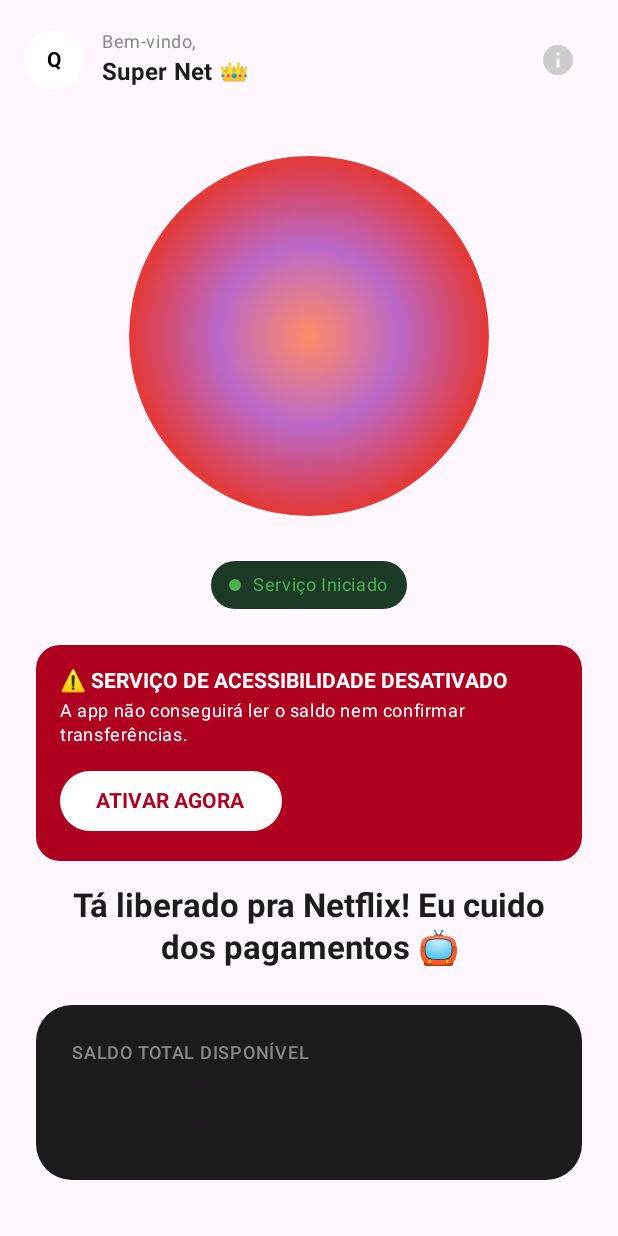
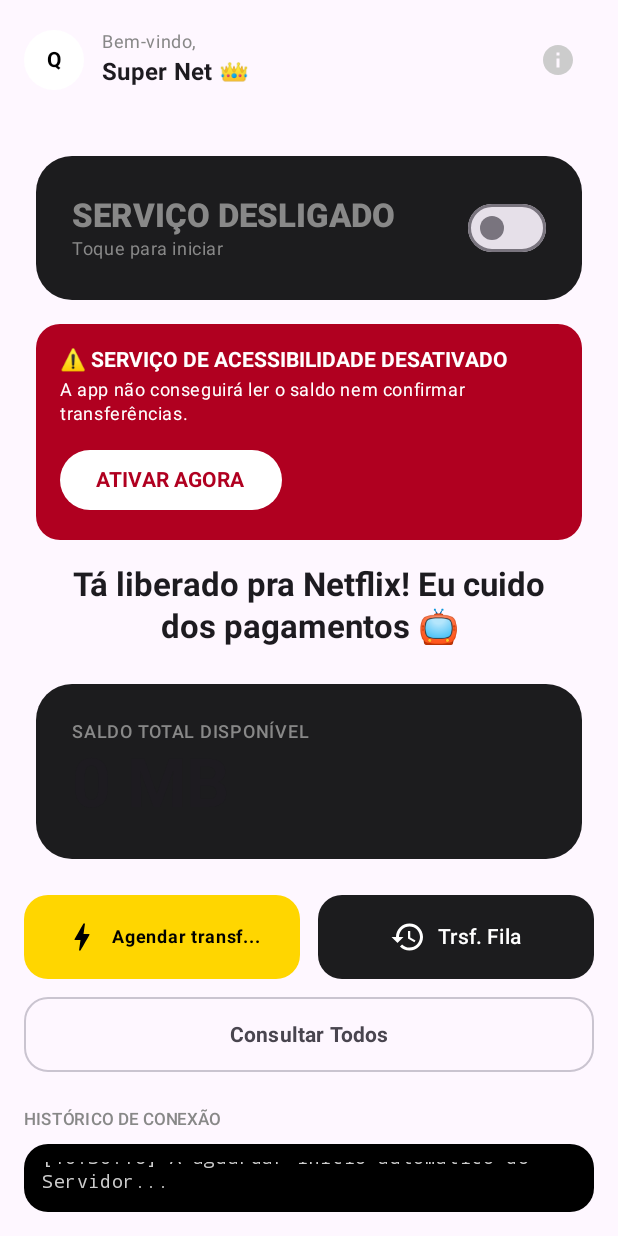
Before and after one commit to Ande08/ussd, an Android app built with Jetpack Compose: the composable DashboardScreen shown on its own in the app's theme, on a phone screen of 412 x 824 dp. Run offline under Robolectric (Android 15) with nearby library versions, the light colour scheme and no system bars.

Commit message:
UI Overhaul: Functional Switch, Logs section, and Auto-Balance Sync on service start

```diff
--- a/app/src/main/java/com/example/siminfo/MainActivity.kt
+++ b/app/src/main/java/com/example/siminfo/MainActivity.kt
@@ -87,6 +87,7 @@ val waitingList = mutableStateListOf<QueuedTransfer>()
 val isAccessibilityEnabled = mutableStateOf(false)
 var currentUsername: String? = null
 var currentAccount: String? = null // New: Owner of this device group
+val connectionLogs = mutableStateListOf<String>() // Global logs
 
 // Previously in companion object
 val lastExtractedBalance = mutableStateOf<String?>(null)
@@ -103,7 +104,7 @@ class MainActivity : ComponentActivity() {
     // Backend Job tracking
     private var currentBackendJobId: Int? = null
     private var isPollingPaused = false
-    private val connectionLogs = mutableStateListOf<String>()
+
 
     // Transfer Queue State
     private var activeTransferInfo: QueuedTransfer? = null
@@ -678,38 +679,55 @@ fun DashboardScreen(submitToCloud: (String, String) -> Unit) {
 
         Spacer(modifier = Modifier.height(40.dp))
 
-        // The Sphere
-        Box(
-            modifier = Modifier
-                .size(240.dp)
-                .clip(CircleShape)
-                .background(
-                    Brush.radialGradient(
-                        colors = listOf(Color(0xFFff8a65), Color(0xFFba68c8), Color(0xFFe53935)),
-                        tileMode = TileMode.Clamp
+        // --- SERVICE SWITCH (Functional & Faster) ---
+        Card(
+            modifier = Modifier.fillMaxWidth().padding(horizontal = 8.dp),
+            shape = RoundedCornerShape(24.dp),
+            colors = CardDefaults.cardColors(containerColor = if (isBackendPollingEnabled.value) Color(0xFF2E7D32).copy(alpha = 0.1f) else Color(0xFF1C1C1E))
+        ) {
+            Row(
+                modifier = Modifier.padding(24.dp).fillMaxWidth(),
+                verticalAlignment = Alignment.CenterVertically,
+                horizontalArrangement = Arrangement.SpaceBetween
+            ) {
+                Column(modifier = Modifier.weight(1f)) {
+                    Text(
+                        text = if (isBackendPollingEnabled.value) "SERVIÇO ATIVO" else "SERVIÇO DESLIGADO",
+                        style = MaterialTheme.typography.titleLarge,
+                        fontWeight = FontWeight.ExtraBold,
+                        color = if (isBackendPollingEnabled.value) Color(0xFF4CAF50) else Color.Gray
                     )
-                ),
-            contentAlignment = Alignment.Center
-        ) {
-            Canvas(modifier = Modifier.fillMaxSize()) { /* Glow */ }
-        }
+                    Text(
+                        text = if (isBackendPollingEnabled.value) "A processar pedidos..." else "Toque para iniciar",
+                        style = MaterialTheme.typography.bodySmall,
+                        color = Color.Gray
+                    )
+                }
+                Switch(
+                    checked = isBackendPollingEnabled.value,
+                    onCheckedChange = { isChecked ->
+                        isBackendPollingEnabled.value = isChecked
+                        // Sync with server pause state
+                        (context as? MainActivity)?.lifecycleScope?.launch(Dispatchers.IO) {
+                            try {
+                                RetrofitClient.api.togglePause(PauseRequest(currentUsername ?: "", !isChecked))
+                            } catch (e: Exception) { Log.e("MainActivity", "Error sync pause") }
+                        }
 
-        Spacer(modifier = Modifier.height(30.dp))
-
-        // Status Chip
-        Surface(
-            color = Color(0xFF1B3B26),
-            shape = CircleShape,
-            modifier = Modifier.height(32.dp).padding(horizontal = 8.dp)
-        ) {
-            Row(verticalAlignment = Alignment.CenterVertically, modifier = Modifier.padding(horizontal = 12.dp)) {
-                Box(modifier = Modifier.size(8.dp).clip(CircleShape).background(Color(0xFF4CAF50)))
-                Spacer(modifier = Modifier.width(8.dp))
-                Text("Serviço Iniciado", color = Color(0xFF4CAF50), style = MaterialTheme.typography.bodySmall)
+                        // AUTO-BALANCE CHECK when starting
+                        if (isChecked) {
+                            (context as? MainActivity)?.startConsultarTodos()
+                        }
+                    },
+                    colors = SwitchDefaults.colors(
+                        checkedThumbColor = Color(0xFF4CAF50),
+                        checkedTrackColor = Color(0xFF4CAF50).copy(alpha = 0.5f)
+                    )
+                )
             }
         }
 
-        Spacer(modifier = Modifier.height(24.dp))
+        Spacer(modifier = Modifier.height(16.dp))
 
         if (!isAccessibilityEnabled.value) {
             Card(
@@ -827,19 +845,41 @@ fun DashboardScreen(submitToCloud: (String, String) -> Unit) {
 
         Spacer(modifier = Modifier.height(12.dp))
 
-        // Action Buttons Row 2: Consultar Saldo
+        // Action Buttons Row 2: Manual Sync
         val activity = LocalContext.current as? MainActivity
-        Button(
+        OutlinedButton(
             onClick = { activity?.startConsultarTodos() },
-            modifier = Modifier.fillMaxWidth().height(56.dp),
-            colors = ButtonDefaults.buttonColors(containerColor = Color(0xFF2196F3)),
+            modifier = Modifier.fillMaxWidth().height(50.dp),
             shape = RoundedCornerShape(16.dp),
             enabled = activity?.isConsultingAll?.value != true
         ) {
-            Icon(Icons.Default.Info, contentDescription = null, tint = Color.White)
-            Spacer(modifier = Modifier.width(8.dp))
-            val btnStatus = activity?.consultationStatus?.value ?: "Consultar Todos"
-            Text(btnStatus, color = Color.White, fontWeight = FontWeight.Bold)
+            val btnStatus = activity?.consultationStatus?.value ?: "Sincronizar Saldos Agora"
+            Text(btnStatus, fontWeight = FontWeight.Bold)
+        }
+
+        Spacer(modifier = Modifier.height(24.dp))
+
+        // --- REAL-TIME LOGS SECTION ---
+        Text("HISTÓRICO DE CONEXÃO", style = MaterialTheme.typography.labelSmall, color = Color.Gray, modifier = Modifier.align(Alignment.Start))
+        Spacer(modifier = Modifier.height(8.dp))
+        Card(
+            modifier = Modifier.fillMaxWidth().weight(1f),
+            shape = RoundedCornerShape(16.dp),
+            colors = CardDefaults.cardColors(containerColor = Color.Black)
+        ) {
+            LazyColumn(
+                modifier = Modifier.padding(12.dp).fillMaxSize(),
+                reverseLayout = true
+            ) {
+                items(connectionLogs.asReversed()) { log ->
+                    Text(
+                        text = log,
+                        style = MaterialTheme.typography.bodySmall,
+                        fontFamily = androidx.compose.ui.text.font.FontFamily.Monospace,
+                        color = if (log.contains("🔴") || log.contains("⚠️")) Color.Red else if (log.contains("✅") || log.contains("🟢")) Color(0xFF4CAF50) else Color.LightGray
+                    )
+                }
+            }
         }
     }
 
```
